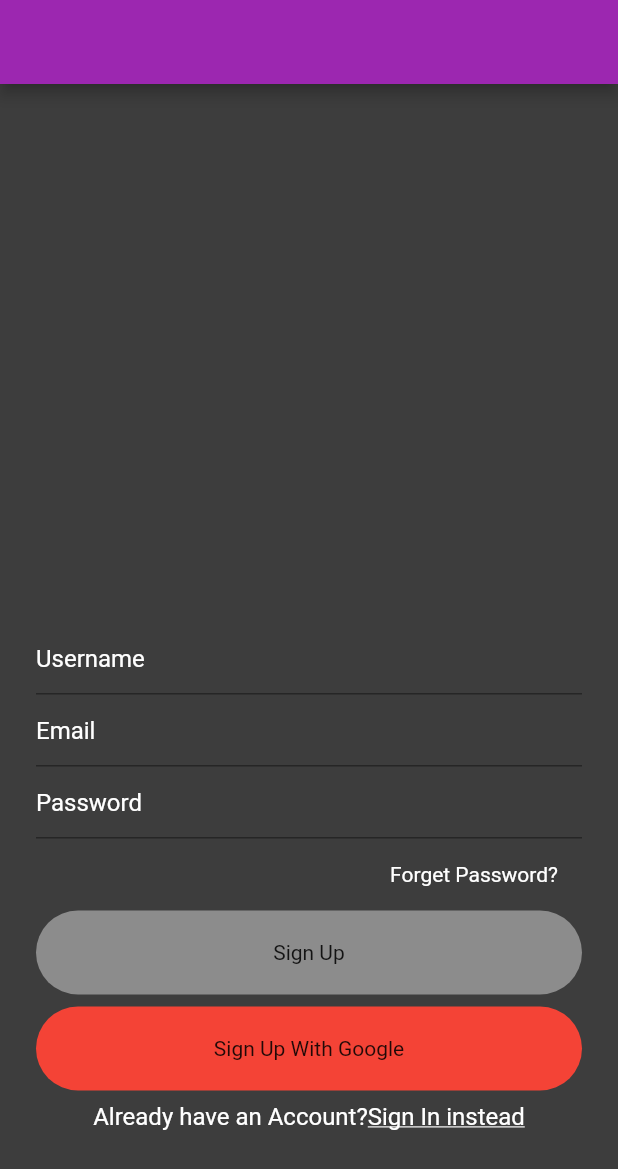
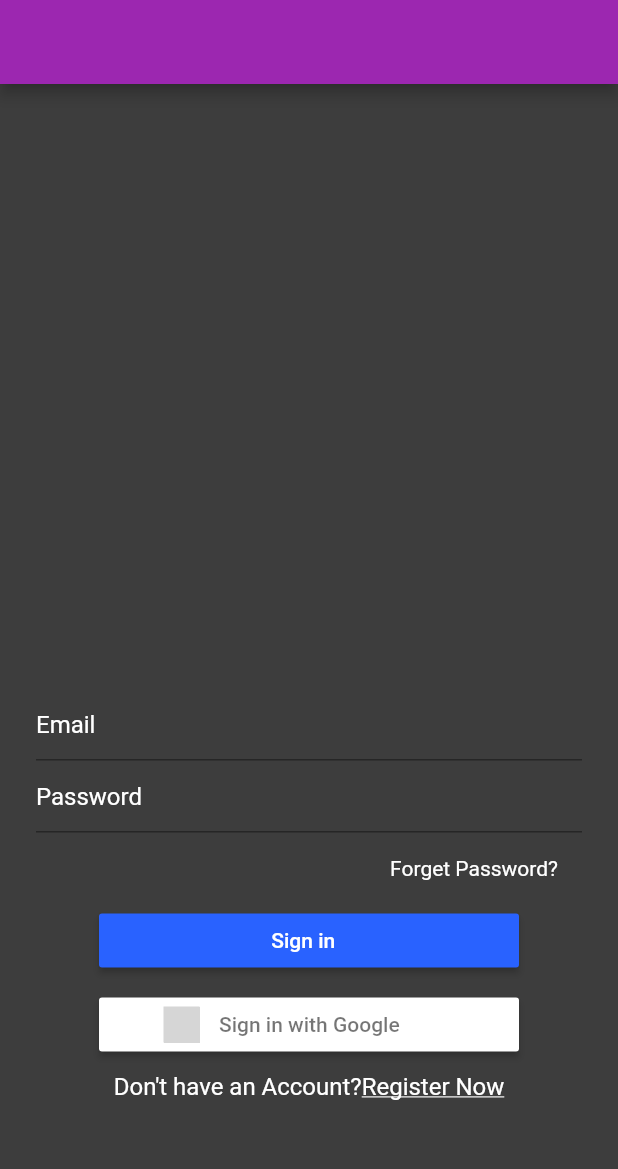
Before and after one commit to Tinb-98/Let-sTalk, a Flutter app: the screen it shows after launch, on a phone screen of 412 x 824 dp. Shown: the top 1169 px of the screen. Run offline on Flutter 3.47's test engine with Material 2 defaults, Android fonts, the phone set to English and light mode, and no system bars; our stand-ins replace firebase_auth, flutter_signin_button; accounts and stored records are empty; grey boxes are pictures that could not be loaded.

Commit message:
updated Buttons / new Authentication

```diff
--- a/lib/main.dart
+++ b/lib/main.dart
@@ -20,7 +20,7 @@ class MyApp extends StatelessWidget {
         visualDensity: VisualDensity.adaptivePlatformDensity,
 
       ),
-      home: SignUp(),
+      home: SignIn(),
     );
   }
 }
--- /dev/null
+++ b/lib/mdl/user.dart
@@ -0,0 +1,4 @@
+class User{
+  String userID;
+  User(this.userID);
+}
--- a/lib/views/signIn.dart
+++ b/lib/views/signIn.dart
@@ -1,5 +1,6 @@
 import 'package:flutter/material.dart';
 import 'package:lets_talk/Cstm%20Widgets/widget.dart';
+import 'package:flutter_signin_button/flutter_signin_button.dart';
 
 class SignIn extends StatefulWidget {
 
@@ -52,27 +53,21 @@ class _SignInState extends State<SignIn> {
                 ),
               ),
               SizedBox(height: 8,),
-              Container(
-                alignment: Alignment.center,
-                width: MediaQuery.of(context).size.width,
-                padding: EdgeInsets.symmetric(vertical: 20) ,
-                decoration: BoxDecoration(
-                  color: (const Color(0xff8c8c8c)),
-                  borderRadius: BorderRadius.circular(30),
-                ) ,
-                child: Text("Sign In"),
-              ),
-              SizedBox(height: 8,),
-              Container(
-                alignment: Alignment.center,
-                width: MediaQuery.of(context).size.width,
-                padding: EdgeInsets.symmetric(vertical: 20) ,
-                decoration: BoxDecoration(
-                  color: Colors.red,
-                  borderRadius: BorderRadius.circular(30),
-                ) ,
-                child: Text("Sign In With Google"),
-              ),
+        SignInButtonBuilder(
+          text: '          Sign in',
+          padding: EdgeInsets.fromLTRB(30, 5, 30, 5),
+          onPressed: () {},
+          backgroundColor: Colors.blueAccent[700]!,
+        ),
+
+        SizedBox(height: 8,),
+        SignInButton(
+          Buttons.Google,
+          text: "Sign in with Google",
+          padding: EdgeInsets.fromLTRB(30, 5, 30, 5),
+          onPressed: () {},
+        ),
+
                SizedBox(height: 8,),
               Row(
                 mainAxisAlignment: MainAxisAlignment.center,
--- a/lib/views/signUp.dart
+++ b/lib/views/signUp.dart
@@ -1,5 +1,6 @@
 import 'package:flutter/material.dart';
-
+import 'package:firebase_auth/firebase_auth.dart';
+import 'package:flutter_signin_button/flutter_signin_button.dart';
 class SignUp extends StatefulWidget {
 
 
@@ -8,7 +9,9 @@ class SignUp extends StatefulWidget {
 }
 
 class _SignUpState extends State<SignUp> {
-
+  final _auth=FirebaseAuth.instance;
+  late String email;
+  late String password;
   TextEditingController UserNameTextEditing = new TextEditingController();
   TextEditingController EmailTextEditing = new TextEditingController();
   TextEditingController PasswordTextEditing = new TextEditingController();
@@ -35,6 +38,7 @@ class _SignUpState extends State<SignUp> {
                 ),
               ),
               TextField(
+                keyboardType: TextInputType.emailAddress,
                 controller: EmailTextEditing,
                 style: TextStyle(color: Colors.white70),
                 decoration: InputDecoration(
@@ -65,26 +69,20 @@ class _SignUpState extends State<SignUp> {
                 ),
               ),
               SizedBox(height: 8,),
-              Container(
-                alignment: Alignment.center,
-                width: MediaQuery.of(context).size.width,
-                padding: EdgeInsets.symmetric(vertical: 20) ,
-                decoration: BoxDecoration(
-                  color: (const Color(0xff8c8c8c)),
-                  borderRadius: BorderRadius.circular(30),
-                ) ,
-                child: Text("Sign Up"),
+
+              SignInButtonBuilder(
+                text: '          Sign up',
+                  padding: EdgeInsets.fromLTRB(30, 5, 30, 5),
+                onPressed: () {},
+                backgroundColor: Colors.blueAccent[700]!,
               ),
+
               SizedBox(height: 8,),
-              Container(
-                alignment: Alignment.center,
-                width: MediaQuery.of(context).size.width,
-                padding: EdgeInsets.symmetric(vertical: 20) ,
-                decoration: BoxDecoration(
-                  color: Colors.red,
-                  borderRadius: BorderRadius.circular(30),
-                ) ,
-                child: Text("Sign Up With Google"),
+              SignInButton(
+                Buttons.Google,
+                text: "Sign up with Google",
+                padding: EdgeInsets.fromLTRB(30, 5, 30, 5),
+                onPressed: () {},
               ),
               SizedBox(height: 8,),
               Row(
--- a/pubspec.yaml
+++ b/pubspec.yaml
@@ -34,7 +34,8 @@ dependencies:
   # The following adds the Cupertino Icons font to your application.
   # Use with the CupertinoIcons class for iOS style icons.
   cupertino_icons: ^1.0.2
-
+  firebase_auth: ^3.3.3
+  flutter_signin_button: ^2.0.0
 dev_dependencies:
   flutter_test:
     sdk: flutter
@@ -45,6 +46,7 @@ dev_dependencies:
   # package. See that file for information about deactivating specific lint
   # rules and activating additional ones.
   flutter_lints: ^1.0.0
+
 
 # For information on the generic Dart part of this file, see the
 # following page: https://dart.dev/tools/pub/pubspec
```
Also changed, not shown: lib/BackEnd Scripts-Configurations/auth.dart (added, +20 -0 lines), pubspec.lock.
